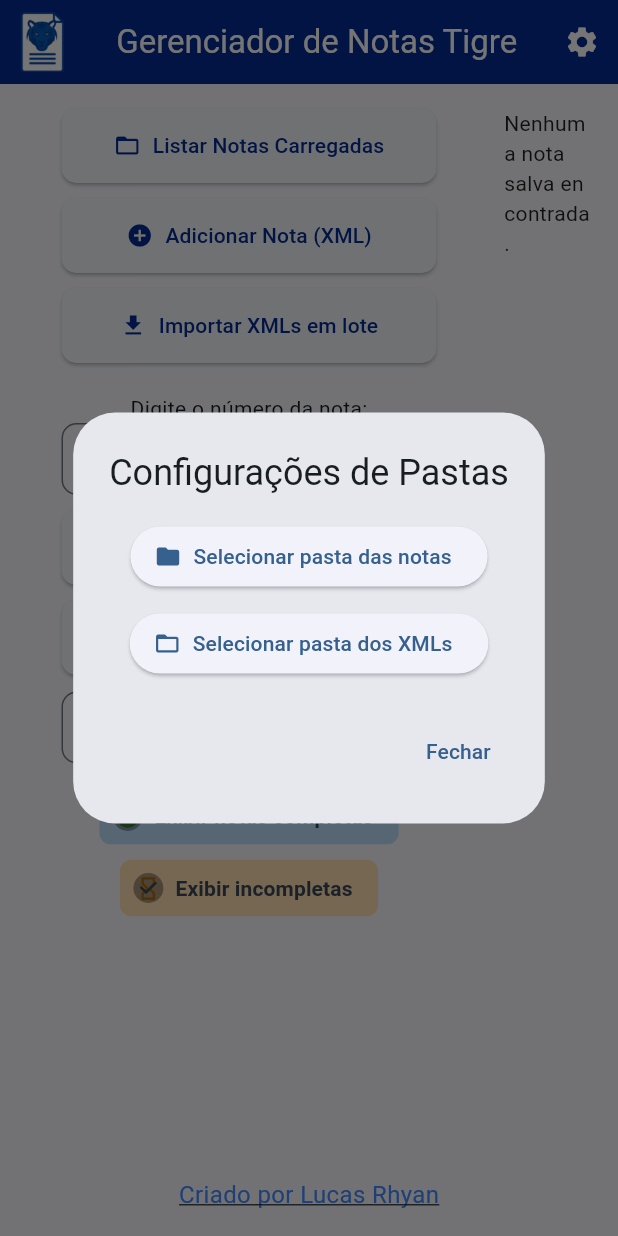
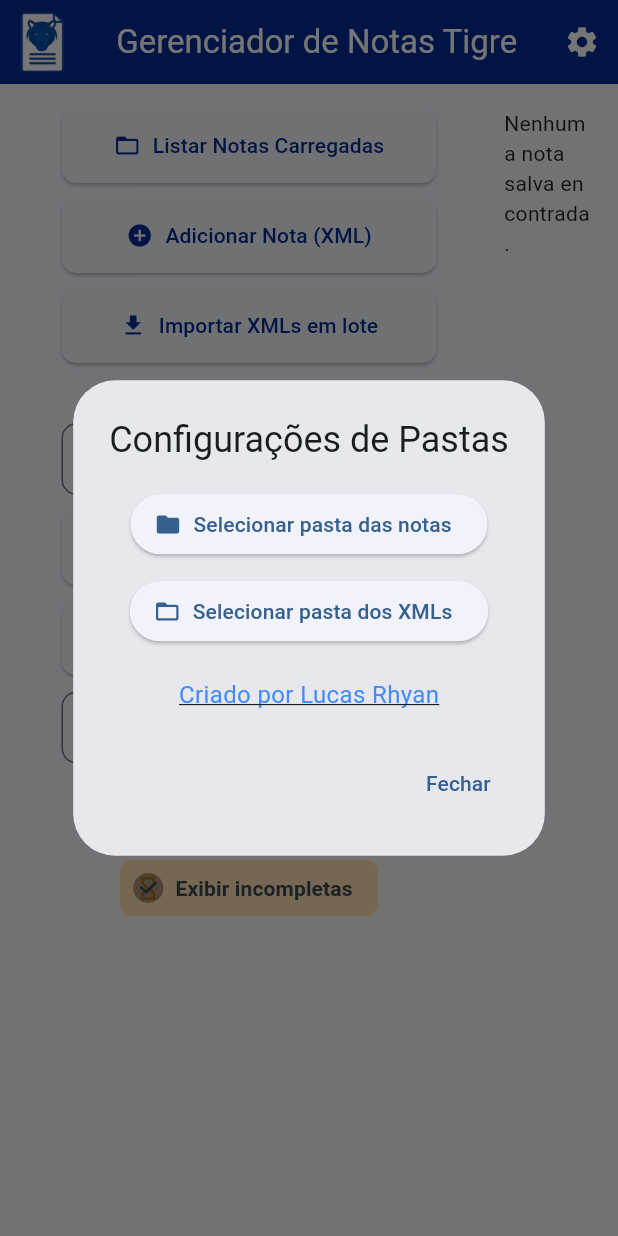
Before and after one commit to lukksRhyan/Gerenciador-de-notas-Tigre, a Flutter app: the screen it shows after launch, after a tap on the "settings" icon, on a phone screen of 412 x 824 dp. Run offline on Flutter 3.47's test engine with Material 3 defaults, Android fonts, the light colour scheme and no system bars; our stand-ins replace file_picker, open_filex; missing offline and left inert: excel.

Commit message:
Movido créditos para o dialogo de configurações

```diff
--- a/lib/main.dart
+++ b/lib/main.dart
@@ -412,6 +412,8 @@ class _GerenciadorNotasPageState extends State<GerenciadorNotasPage> {
                 }
               },
             ),
+            SizedBox(height: 20),
+            CreditFooter(),
           ],
         ),
         actions: [
@@ -760,9 +762,7 @@ class _GerenciadorNotasPageState extends State<GerenciadorNotasPage> {
             ),
           ),
 
-          // Footer (mantido na parte inferior, abrangendo a largura total)
-          const SizedBox(height: 10),
-          CreditFooter(),
+
         ],
       ),
     ));
```
